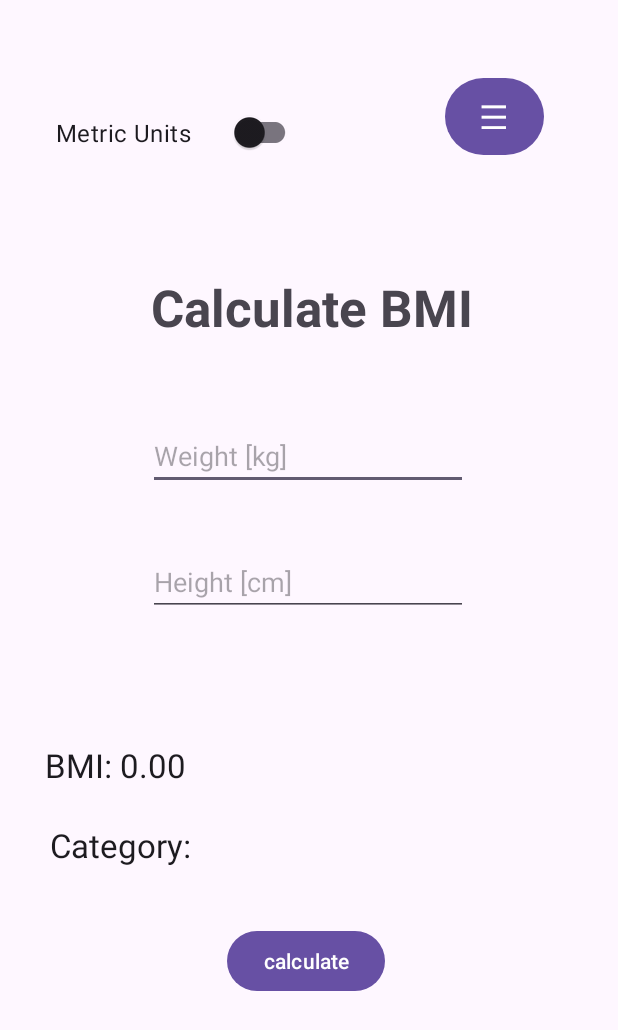
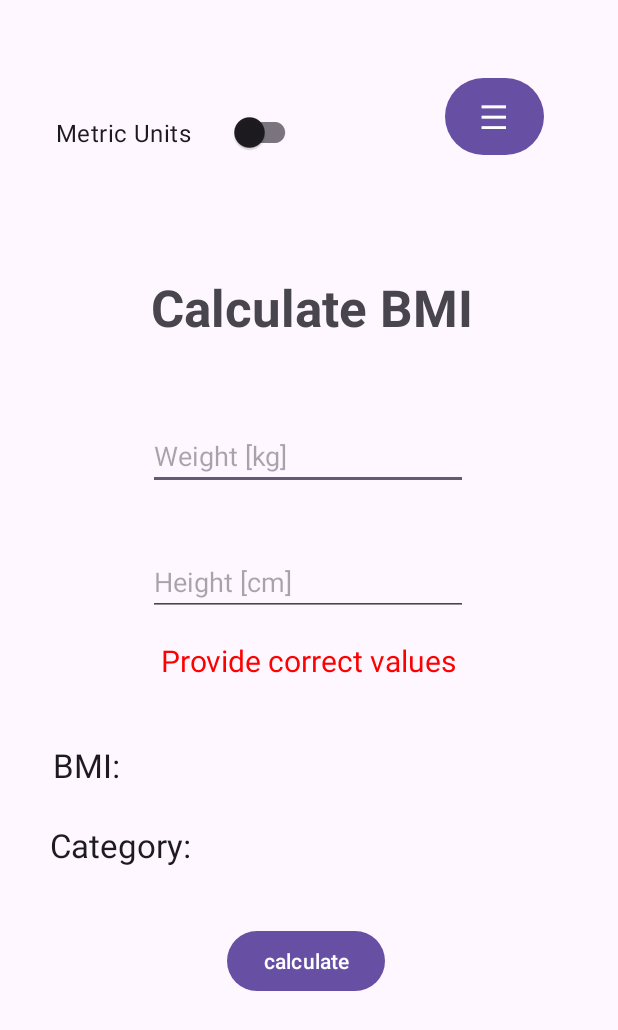
Before and after one commit to cichuss/BMI_calculator, an Android app: the screen it shows after launch (MainActivity), after a tap on "calculate", on a phone screen of 412 x 824 dp. Shown: the top 1030 px of the screen. Run offline under Robolectric (Android 15) with nearby library versions, the phone set to English and light mode, and no system bars.

Commit message:
fix history, add incorrect values error, todo: fix uiState when rotate

```diff
--- a/app/build.gradle.kts
+++ b/app/build.gradle.kts
@@ -62,4 +62,6 @@ dependencies {
     implementation("androidx.activity:activity-ktx:$activity_version")
     implementation("androidx.fragment:fragment-ktx:$fragment_version")
     implementation("com.google.code.gson:gson:2.8.9")
+    implementation("com.jakewharton.threetenabp:threetenabp:1.4.6")
+
 }
--- a/app/src/main/AndroidManifest.xml
+++ b/app/src/main/AndroidManifest.xml
@@ -22,7 +22,7 @@
             android:name=".activities.BMIDescriptionActivity"
             android:exported="false" />
         <activity
-            android:name=".MainActivity"
+            android:name=".activities.MainActivity"
             android:exported="true" >
             <intent-filter>
                 <action android:name="android.intent.action.MAIN" />
--- a/app/src/main/java/com/example/bmi_calculator/activities/BMIDescriptionActivity.kt
+++ b/app/src/main/java/com/example/bmi_calculator/activities/BMIDescriptionActivity.kt
@@ -31,6 +31,5 @@ class BMIDescriptionActivity : AppCompatActivity() {
         characteristicsText.text = description.second
         implicationsText.text = description.third
 
-
     }
 }
--- a/app/src/main/java/com/example/bmi_calculator/activities/HistoryActivity.kt
+++ b/app/src/main/java/com/example/bmi_calculator/activities/HistoryActivity.kt
@@ -1,6 +1,6 @@
 package com.example.bmi_calculator.activities
 
-import HistoryAdapter
+import com.example.bmi_calculator.historyUtils.HistoryAdapter
 import HistoryViewModel
 import android.os.Bundle
 import androidx.activity.viewModels
--- a/app/src/main/java/com/example/bmi_calculator/MainActivity.kt
+++ b/app/src/main/java/com/example/bmi_calculator/activities/MainActivity.kt
@@ -1,6 +1,9 @@
-package com.example.bmi_calculator
+package com.example.bmi_calculator.activities
 
+import HistoryViewModel
+import Measurement
 import android.content.Intent
+import android.graphics.Color
 import android.os.Bundle
 import android.widget.Button
 import android.widget.EditText
@@ -13,21 +16,22 @@ import androidx.drawerlayout.widget.DrawerLayout
 import androidx.lifecycle.Lifecycle
 import androidx.lifecycle.lifecycleScope
 import androidx.lifecycle.repeatOnLifecycle
-import com.example.bmi_calculator.activities.AboutMeActivity
-import com.example.bmi_calculator.activities.BMIDescriptionActivity
-import com.example.bmi_calculator.activities.HistoryActivity
+import com.example.bmi_calculator.viewModels.BMIViewModel
+import com.example.bmi_calculator.viewModels.BMIViewModelUiState
+import com.example.bmi_calculator.R
 import com.example.bmi_calculator.units.BMIImperialUnits
 import com.example.bmi_calculator.units.BMIMetricUnits
 import com.google.android.material.navigation.NavigationView
 import kotlinx.coroutines.launch
-
+import org.threeten.bp.LocalDateTime
+import org.threeten.bp.format.DateTimeFormatter
+import org.w3c.dom.Text
 
 
 class MainActivity : AppCompatActivity() {
 
 
     private lateinit var calculateButton: Button
-    private lateinit var menuButton: NavigationView
     private lateinit var drawerLayout: DrawerLayout
     private lateinit var unitSwitch: SwitchCompat
 
@@ -42,11 +46,14 @@ class MainActivity : AppCompatActivity() {
                     var bmi = uiState.bmi
                     var category = uiState.category
                     var color = uiState.color
+                    var unitSystem = uiState.unitSystem
                 }
             }
         }
 
-        calculateButton(viewModel)
+        val historyViewModel: HistoryViewModel by viewModels()
+
+        calculateButton(viewModel, historyViewModel)
         burgerMenu()
         navigation()
         unitSwitch(viewModel)
@@ -54,13 +61,12 @@ class MainActivity : AppCompatActivity() {
 
         }
 
-    private fun updateTextViewsWithBMIResults(uiState: BMIViewModelUiState ) {
+    private fun updateTextViewsWithBMIResults(uiState: BMIViewModelUiState) {
 
         val resultValueTextView = findViewById<TextView>(R.id.Bmi)
         val resultCategoryTextView = findViewById<TextView>(R.id.categoryText)
 
         resultValueTextView.text = String.format("BMI: %.2f ", uiState.bmi)
-//        resultValueTextView.setTextColor(uiState.color)
         resultCategoryTextView.setTextColor(uiState.color)
         resultCategoryTextView.text = uiState.category
     }
@@ -157,26 +163,53 @@ class MainActivity : AppCompatActivity() {
         }
     }
 
-    private fun calculateButton(viewModel: BMIViewModel) {
+    private fun calculateButton(viewModel: BMIViewModel, historyViewModel: HistoryViewModel) {
         calculateButton = findViewById(R.id.calculate)
         calculateButton.setOnClickListener {
             val weightEditText = findViewById<EditText>(R.id.Weight)
             val heightEditText = findViewById<EditText>(R.id.Height)
+            val noValuesError: TextView = findViewById(R.id.error)
 
-            val bmiTextView = findViewById<TextView>(R.id.Bmi)
             val weightString = weightEditText.text.toString()
             val heightString = heightEditText.text.toString()
 
             if (weightString.isNotEmpty() && heightString.isNotEmpty())  {
 
+                noValuesError.text = ""
                 val weight = weightString.toDouble()
                 val height = heightString.toDouble()
                 viewModel.calculateBMI(weight, height)
+                val bmi = viewModel.uiState.value.bmi
+                if (bmi !=null) {
+
+                    saveToHistory(
+                        weight,
+                        height,
+                        bmi,
+                        viewModel.uiState.value.unitSystem,
+                        historyViewModel
+                    )
+                }
+                updateTextViewsWithBMIResults(viewModel.uiState.value)
+
+            } else {
+                clearTextViews()
+                noValuesError.text = "Provide correct values"
+                noValuesError.setTextColor(Color.RED)
             }
 
-            updateTextViewsWithBMIResults(viewModel.uiState.value)
+        }
+    }
 
-        }
+    private fun saveToHistory(weight: Double, height: Double, bmi: Double, unitSystem: String, historyViewModel: HistoryViewModel) {
+        val bmiFormatted = String.format("%.2f ", bmi)
+        val currentDateTime = LocalDateTime.now()
+        val formatter = DateTimeFormatter.ofPattern("yyyy-MM-dd HH:mm:ss")
+        val formattedDateTime = currentDateTime.format(formatter)
+
+        val measurement = Measurement(formattedDateTime, weight, height, bmiFormatted, unitSystem)
+
+        historyViewModel.addMeasurement(measurement, this)
     }
 
     private fun clickOnCategory() {
--- a/app/src/main/java/com/example/bmi_calculator/HistoryDiffCallback.kt
+++ b/app/src/main/java/com/example/bmi_calculator/historyUtils/HistoryDiffCallback.kt
@@ -1,3 +1,6 @@
+package com.example.bmi_calculator.historyUtils
+
+import Measurement
 import androidx.recyclerview.widget.DiffUtil
 
 class HistoryDiffCallback : DiffUtil.ItemCallback<Measurement>() {
--- a/app/src/main/java/com/example/bmi_calculator/BMIViewModel.kt
+++ b/app/src/main/java/com/example/bmi_calculator/viewModels/BMIViewModel.kt
@@ -1,4 +1,4 @@
-package com.example.bmi_calculator
+package com.example.bmi_calculator.viewModels
 
 import android.graphics.Color
 import androidx.lifecycle.ViewModel
@@ -11,9 +11,10 @@ import kotlinx.coroutines.flow.update
 import kotlin.math.sqrt
 
 data class BMIViewModelUiState(
-    val bmi: Double = 0.0,
-    val category: String = "",
+    val bmi: Double? = null,
+    val category: String? = null,
     val color: Int = Color.BLACK,
+    val unitSystem: String = "metric",
 )
 class BMIViewModel : ViewModel() {
 
@@ -79,11 +80,14 @@ class BMIViewModel : ViewModel() {
         val category = determineBMICategory(bmi)
         val color = determineCategoryColor(category)
 
-            _uiState.update { currentState:BMIViewModelUiState ->
+        val unitString: String = (if (unitSystem is BMIMetricUnits) "metric" else "imperial")
+
+        _uiState.update { currentState: BMIViewModelUiState ->
             currentState.copy(
                 bmi = bmi,
                 category = category,
                 color = color,
+                unitSystem = unitString,
                 )
         }
 
--- a/app/src/main/java/com/example/bmi_calculator/viewModels/HistoryViewModel.kt
+++ b/app/src/main/java/com/example/bmi_calculator/viewModels/HistoryViewModel.kt
@@ -5,7 +5,7 @@ import androidx.lifecycle.ViewModel
 import com.google.gson.Gson
 import com.google.gson.reflect.TypeToken
 
-data class Measurement(val date: String, val weight: Float, val height: Float, val bmi: Float)
+data class Measurement(val date: String, val weight: Double, val height: Double, val bmi: String, val unitSystem: String)
 
 class HistoryViewModel : ViewModel() {
     private val PREFS_NAME = "BMI_HISTORY"
@@ -25,7 +25,7 @@ class HistoryViewModel : ViewModel() {
         _historyList.value = currentList
         saveHistoryToSharedPreferences(context)
     }
-    fun saveHistoryToSharedPreferences(context: Context) {
+    private fun saveHistoryToSharedPreferences(context: Context) {
         val prefs = context.getSharedPreferences(PREFS_NAME, Context.MODE_PRIVATE)
         val history = historyList.value
         val historyJson = Gson().toJson(history)
--- a/app/src/main/res/layout/activity_main.xml
+++ b/app/src/main/res/layout/activity_main.xml
@@ -6,12 +6,12 @@
     android:id="@+id/drawer_layout"
     android:layout_width="match_parent"
     android:layout_height="match_parent"
-    tools:context=".MainActivity">
+    tools:context=".activities.MainActivity">
 
 <androidx.constraintlayout.widget.ConstraintLayout
     android:layout_width="match_parent"
     android:layout_height="match_parent"
-    tools:context=".MainActivity">
+    tools:context=".activities.MainActivity">
 
     <TextView
         android:id="@+id/categoryText"
@@ -48,7 +48,7 @@
         android:layout_marginEnd="101dp"
         android:layout_marginBottom="19dp"
         android:ems="10"
-        android:inputType="text"
+        android:inputType="numberDecimal"
         android:hint="Weight [kg]"
         app:layout_constraintBottom_toTopOf="@+id/Height"
         app:layout_constraintEnd_toEndOf="parent"
@@ -64,7 +64,7 @@
         android:layout_marginEnd="101dp"
         android:layout_marginBottom="108dp"
         android:ems="10"
-        android:inputType="text"
+        android:inputType="numberDecimal"
         android:hint="Height [cm]"
         app:layout_constraintBottom_toTopOf="@+id/calculate"
         app:layout_constraintEnd_toEndOf="parent"
@@ -138,6 +138,17 @@
         app:layout_constraintTop_toBottomOf="@+id/Bmi"
         app:layout_constraintVertical_bias="0.0" />
 
+    <TextView
+        android:id="@+id/error"
+        android:layout_width="wrap_content"
+        android:layout_height="wrap_content"
+        android:layout_marginTop="16dp"
+        android:textSize="20sp"
+        app:layout_constraintEnd_toEndOf="parent"
+        app:layout_constraintHorizontal_bias="0.498"
+        app:layout_constraintStart_toStartOf="parent"
+        app:layout_constraintTop_toBottomOf="@+id/Height" />
+
 </androidx.constraintlayout.widget.ConstraintLayout>
 <com.google.android.material.navigation.NavigationView
 android:id="@+id/nav_view"
```
Also changed, not shown: app/src/main/java/com/example/bmi_calculator/historyUtils/HistoryAdapter.kt (renamed from app/src/main/java/com/example/bmi_calculator/HistoryAdapter.kt, +6 -3 lines), app/src/main/res/layout/activity_history.xml (+7 -4 lines). Lines whose indentation alone changed are shown as unchanged.
